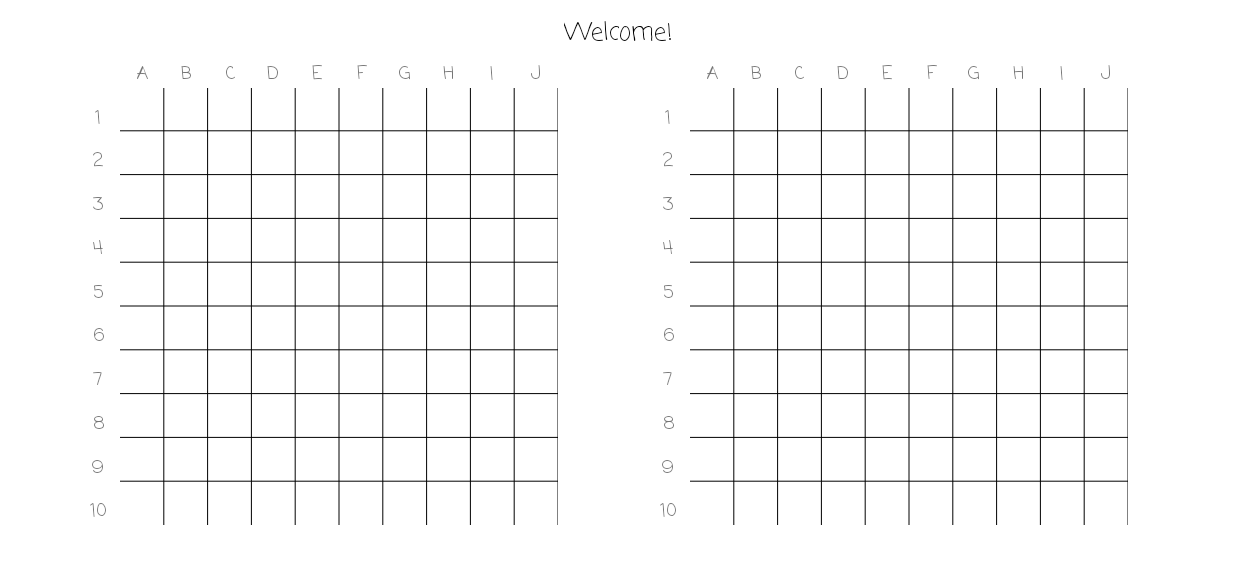
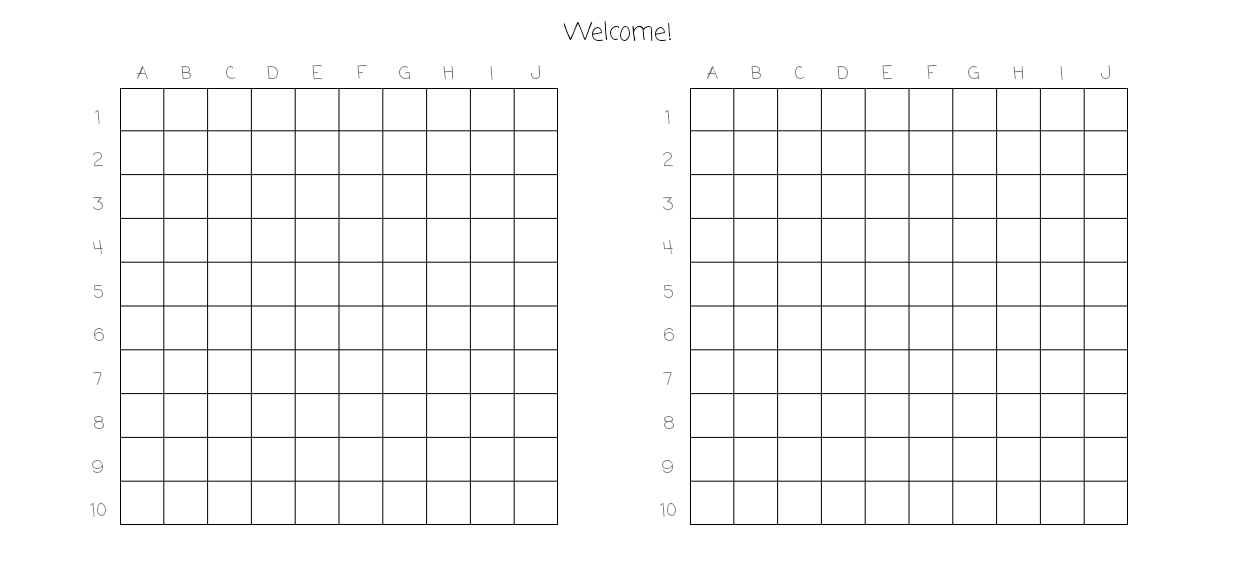
Before and after one commit to AlinaStepanova/SeaBattle, an Android app: the screen it shows after launch (MainActivity), on a phone screen of 824 x 412 dp (held sideways). Shown: the top 564 px of the screen. Run offline under Robolectric (Android 15) with nearby library versions, the phone set to English and light mode, and no system bars.

Commit message:
add background black stroke

```diff
--- a/app/src/main/java/com/avs/battleship/views/SquareView.kt
+++ b/app/src/main/java/com/avs/battleship/views/SquareView.kt
@@ -35,6 +35,12 @@
         paint.strokeWidth = lineWidth
     }
 
+    override fun onMeasure(widthMeasureSpec: Int, heightMeasureSpec: Int) {
+        super.onMeasure(widthMeasureSpec, heightMeasureSpec)
+        squareWidth = (MeasureSpec.getSize(widthMeasureSpec).toDouble() / squaresCount)
+        screenHeight = MeasureSpec.getSize(heightMeasureSpec).toDouble()
+        screenWidth = MeasureSpec.getSize(widthMeasureSpec).toDouble()
+    }
 
     override fun onDraw(canvas: Canvas?) {
         paint.color = Color.BLACK
@@ -42,14 +48,6 @@
         drawHorizontalLines(canvas!!)
         drawVerticalLines(canvas)
     }
-
-    override fun onMeasure(widthMeasureSpec: Int, heightMeasureSpec: Int) {
-        super.onMeasure(widthMeasureSpec, heightMeasureSpec)
-        squareWidth = (MeasureSpec.getSize(widthMeasureSpec).toDouble() / squaresCount)
-        screenHeight = MeasureSpec.getSize(heightMeasureSpec).toDouble()
-        screenWidth = MeasureSpec.getSize(widthMeasureSpec).toDouble()
-    }
-
 
     private fun drawHorizontalLines(canvas: Canvas) {
         for (i in 1..squaresCount) {
--- /dev/null
+++ b/app/src/main/res/drawable-v24/square_background.xml
@@ -0,0 +1,8 @@
+<?xml version="1.0" encoding="utf-8"?>
+<shape xmlns:android="http://schemas.android.com/apk/res/android">
+    <solid android:color="@color/white" />
+    <stroke
+        android:width="1px"
+        android:color="@color/black">
+    </stroke>
+</shape>
--- a/app/src/main/res/layout/activity_main.xml
+++ b/app/src/main/res/layout/activity_main.xml
@@ -34,7 +34,7 @@
         android:layout_marginStart="@dimen/dimen_16dp"
         android:layout_marginTop="@dimen/dimen_24dp"
         android:layout_marginEnd="@dimen/dimen_8dp"
-        android:background="@color/white"
+        android:background="@drawable/square_background"
         app:layout_constraintBottom_toBottomOf="@id/guideline"
         app:layout_constraintDimensionRatio="1:1"
         app:layout_constraintLeft_toLeftOf="parent"
@@ -54,7 +54,7 @@
         android:layout_marginStart="@dimen/dimen_16dp"
         android:layout_marginTop="@dimen/dimen_24dp"
         android:layout_marginEnd="@dimen/dimen_8dp"
-        android:background="@color/white"
+        android:background="@drawable/square_background"
         app:layout_constraintBottom_toBottomOf="@id/guideline"
         app:layout_constraintDimensionRatio="1:1"
         app:layout_constraintLeft_toRightOf="@+id/viewPerson"
```
